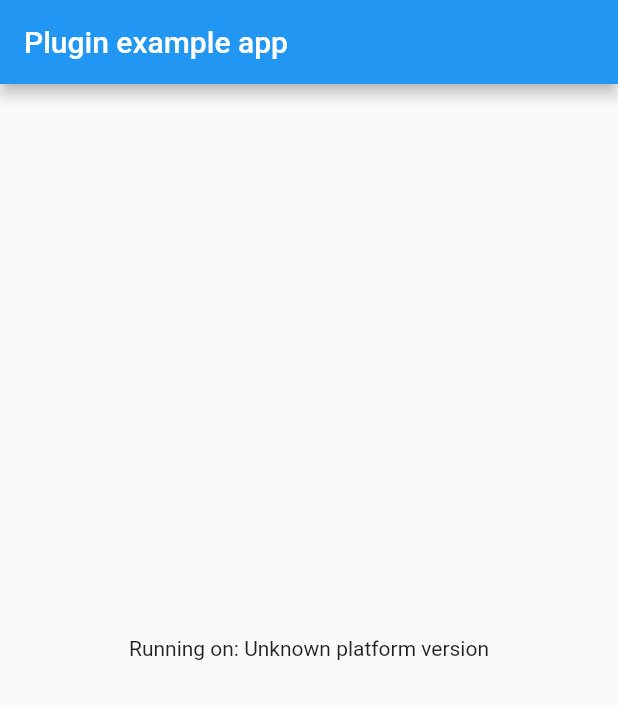
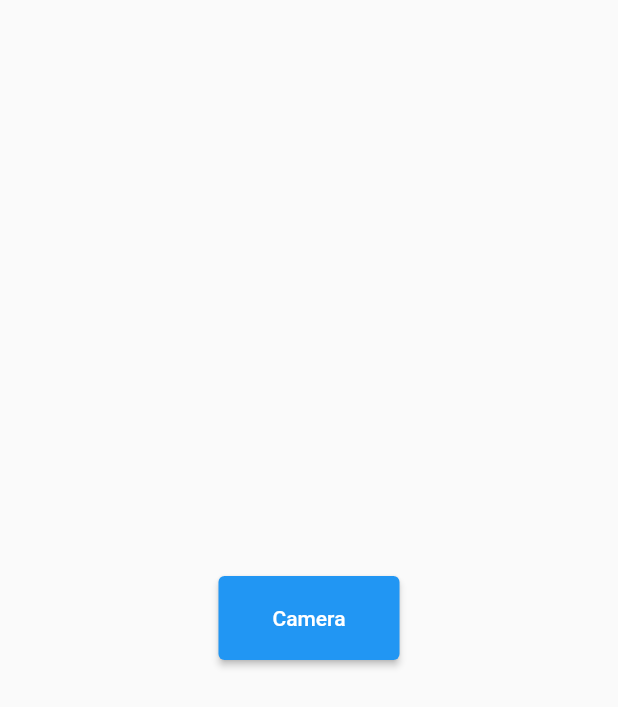
Before and after one commit to quannh270593/ai_plugin, a Flutter app: the screen it shows after launch, on a phone screen of 412 x 824 dp. Shown: the top 707 px of the screen. Run offline on Flutter 3.47's test engine with Material 2 defaults, Android fonts, the light colour scheme and no system bars; our stand-ins replace camera, plugin_platform_interface.

Commit message:
commit open camera

```diff
--- a/example/lib/main.dart
+++ b/example/lib/main.dart
@@ -1,63 +1,97 @@
 import 'package:flutter/material.dart';
 import 'dart:async';
+import 'package:camera/camera.dart';
 
-import 'package:flutter/services.dart';
-import 'package:ai_plugin/ai_plugin.dart';
+late List<CameraDescription> _cameras;
 
-void main() {
-  runApp(const MyApp());
+Future<void> main() async {
+  WidgetsFlutterBinding.ensureInitialized();
+
+  _cameras = await availableCameras();
+  runApp(const MaterialApp(
+    home: MainApp(),
+  ));
 }
 
-class MyApp extends StatefulWidget {
-  const MyApp({super.key});
+class MainApp extends StatefulWidget {
+  const MainApp({Key? key}) : super(key: key);
 
   @override
-  State<MyApp> createState() => _MyAppState();
+  State<MainApp> createState() => _MainAppState();
 }
 
-class _MyAppState extends State<MyApp> {
-  String _platformVersion = 'Unknown';
-  final _aiPlugin = AiPlugin();
-
-  @override
-  void initState() {
-    super.initState();
-    initPlatformState();
-  }
-
-  // Platform messages are asynchronous, so we initialize in an async method.
-  Future<void> initPlatformState() async {
-    String platformVersion;
-    // Platform messages may fail, so we use a try/catch PlatformException.
-    // We also handle the message potentially returning null.
-    try {
-      platformVersion =
-          await _aiPlugin.getPlatformVersion() ?? 'Unknown platform version';
-    } on PlatformException {
-      platformVersion = 'Failed to get platform version.';
-    }
-
-    // If the widget was removed from the tree while the asynchronous platform
-    // message was in flight, we want to discard the reply rather than calling
-    // setState to update our non-existent appearance.
-    if (!mounted) return;
-
-    setState(() {
-      _platformVersion = platformVersion;
-    });
-  }
+class _MainAppState extends State<MainApp> {
+  late CameraController controller;
 
   @override
   Widget build(BuildContext context) {
-    return MaterialApp(
-      home: Scaffold(
-        appBar: AppBar(
-          title: const Text('Plugin example app'),
-        ),
-        body: Center(
-          child: Text('Running on: $_platformVersion\n'),
+    return Scaffold(
+      body: Center(
+        child: ElevatedButton(
+          onPressed: () {
+            Navigator.push(
+              context,
+              MaterialPageRoute(builder: (context2) => const CameraApp()),
+            );
+          },
+          child: Container(
+            padding: const EdgeInsets.all(20),
+            child: const Text("Camera"),
+          ),
         ),
       ),
     );
   }
 }
+
+/// CameraApp is the Main Application.
+class CameraApp extends StatefulWidget {
+  /// Default Constructor
+  const CameraApp({Key? key}) : super(key: key);
+
+  @override
+  State<CameraApp> createState() => _CameraAppState();
+}
+
+class _CameraAppState extends State<CameraApp> {
+  late CameraController controller;
+
+  @override
+  void initState() {
+    super.initState();
+    controller = CameraController(_cameras[0], ResolutionPreset.max);
+    controller.initialize().then((_) {
+      if (!mounted) {
+        return;
+      }
+      setState(() {});
+    }).catchError((Object e) {
+      if (e is CameraException) {
+        switch (e.code) {
+          case 'CameraAccessDenied':
+            print('User denied camera access.');
+            break;
+          default:
+            print('Handle other errors.');
+            break;
+        }
+      }
+    });
+  }
+
+  @override
+  void dispose() {
+    controller.dispose();
+    super.dispose();
+  }
+
+  @override
+  Widget build(BuildContext context) {
+    if (!controller.value.isInitialized) {
+      return Container();
+    }
+    return MaterialApp(
+      home: CameraPreview(controller),
+    );
+  }
+}
--- a/example/pubspec.yaml
+++ b/example/pubspec.yaml
@@ -40,6 +40,7 @@ dev_dependencies:
   # package. See that file for information about deactivating specific lint
   # rules and activating additional ones.
   flutter_lints: ^2.0.0
+  camera: ^0.10.0+4
 
 # For information on the generic Dart part of this file, see the
 # following page: https://dart.dev/tools/pub/pubspec
```
Also changed, not shown: example/pubspec.lock, 3 other files.
